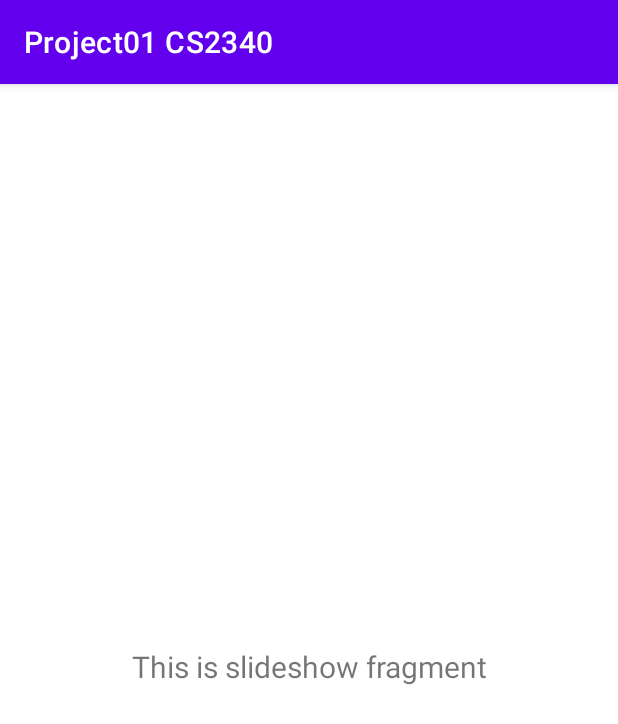
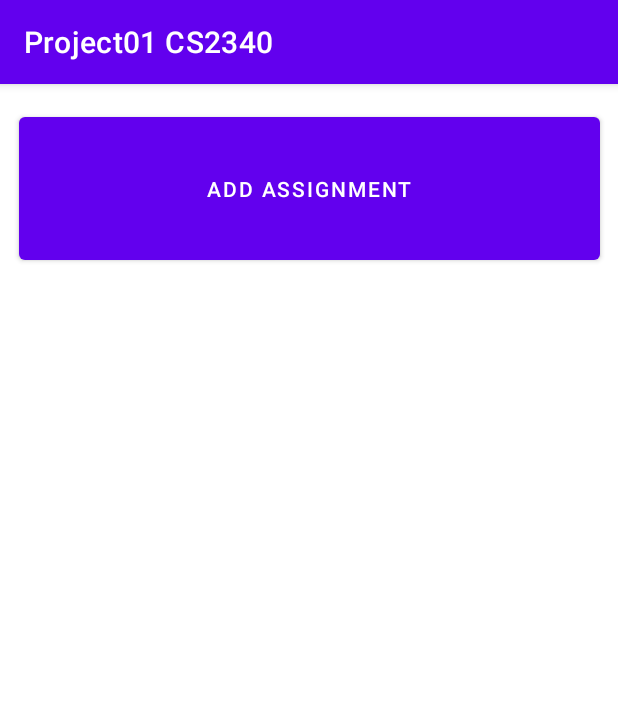
Before and after one commit to paulaelaigwu/Project01CS2340, an Android app: the fragment SlideshowFragment shown on its own in the app's theme, on a phone screen of 412 x 824 dp. Shown: the top 724 px of the screen. Run offline under Robolectric (Android 15) with nearby library versions, the phone set to English and light mode, and no system bars; Roboto replaces fonts that are not available here; 2 statements that could not run were skipped.

Commit message:
adding buttons for assignment page

```diff
--- a/app/src/main/AndroidManifest.xml
+++ b/app/src/main/AndroidManifest.xml
@@ -2,7 +2,8 @@
 <manifest xmlns:android="http://schemas.android.com/apk/res/android"
     xmlns:tools="http://schemas.android.com/tools">
 
-    <uses-permission android:name="android.permission.INTERNET"></uses-permission>
+    <uses-permission android:name="android.permission.INTERNET" />
+
     <application
         android:name=".CourseApplication"
         android:allowBackup="true"
@@ -15,6 +16,9 @@
         android:theme="@style/Theme.Project01CS2340"
         tools:targetApi="31">
         <activity
+            android:name=".AddAssignment"
+            android:exported="false" />
+        <activity
             android:name=".SplashActivity"
             android:exported="true">
             <intent-filter>
@@ -23,8 +27,7 @@
                 <category android:name="android.intent.category.LAUNCHER" />
             </intent-filter>
         </activity>
-        <activity
-            android:name=".MainActivity"/>
+        <activity android:name=".MainActivity" />
 
         <meta-data
             android:name="preloaded_fonts"
--- a/app/src/main/res/layout/fragment_slideshow.xml
+++ b/app/src/main/res/layout/fragment_slideshow.xml
@@ -6,17 +6,25 @@
     android:layout_height="match_parent"
     tools:context=".ui.slideshow.SlideshowFragment">
 
-    <TextView
-        android:id="@+id/text_slideshow"
-        android:layout_width="match_parent"
-        android:layout_height="wrap_content"
-        android:layout_marginStart="8dp"
+    <Button
+        android:id="@+id/btn_AddAssign"
+        android:layout_width="387dp"
+        android:layout_height="107dp"
+        android:layout_marginTop="16dp"
+        android:text="Add Assignment"
+        app:layout_constraintEnd_toEndOf="parent"
+        app:layout_constraintHorizontal_bias="0.5"
+        app:layout_constraintStart_toStartOf="parent"
+        app:layout_constraintTop_toTopOf="parent" />
+
+    <androidx.recyclerview.widget.RecyclerView
+        android:id="@+id/lv_AssignmentList"
+        android:layout_width="0dp"
+        android:layout_height="0dp"
         android:layout_marginTop="8dp"
-        android:layout_marginEnd="8dp"
-        android:textAlignment="center"
-        android:textSize="20sp"
         app:layout_constraintBottom_toBottomOf="parent"
         app:layout_constraintEnd_toEndOf="parent"
+        app:layout_constraintHorizontal_bias="0.5"
         app:layout_constraintStart_toStartOf="parent"
-        app:layout_constraintTop_toTopOf="parent" />
+        app:layout_constraintTop_toBottomOf="@+id/btn_AddAssign" />
 </androidx.constraintlayout.widget.ConstraintLayout>
```
